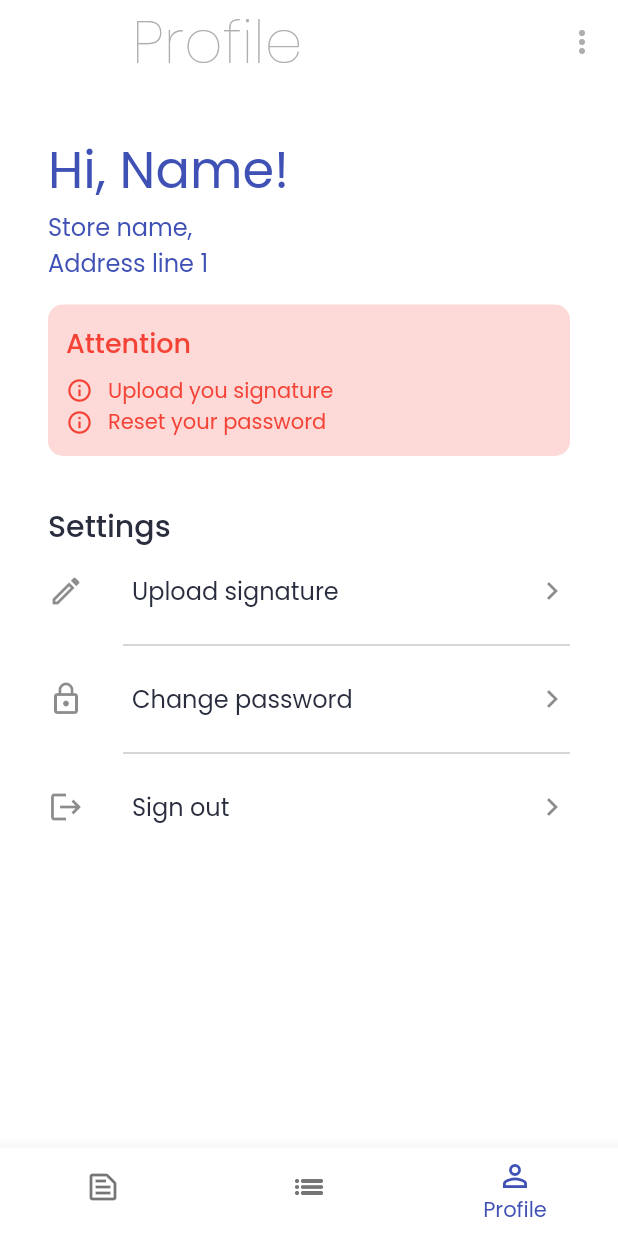
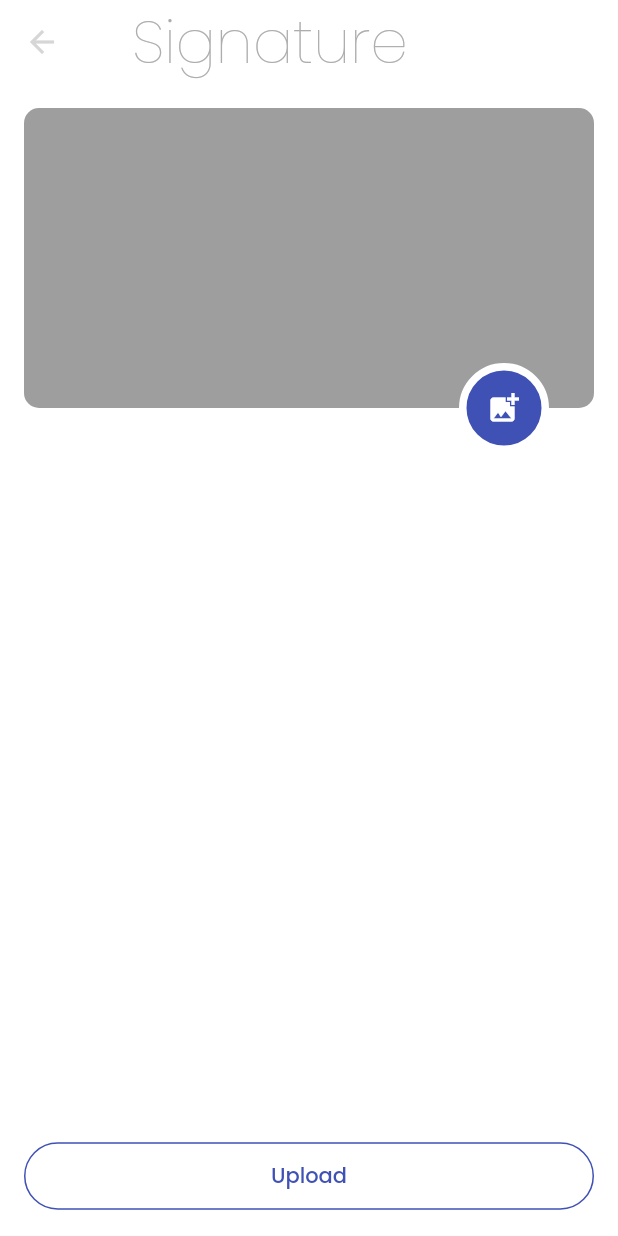
Before and after one commit to IamAKX/fastcheque, a Flutter app: the StaffHomeContainer screen opened by its route, item 3 of the bottom bar chosen, after a tap on "Upload signature", on a phone screen of 412 x 824 dp. Run offline on Flutter 3.47's test engine with Material 2 defaults, Android fonts, the phone set to English and light mode, and no system bars; our stand-ins replace dropdown_search, google_fonts.

Commit message:
Upload signature UI added

```diff
--- /dev/null
+++ b/lib/screens/common/upload_signature/upload_signature.dart
@@ -0,0 +1,82 @@
+import 'package:fastcheque/utils/color.dart';
+import 'package:fastcheque/utils/constants.dart';
+import 'package:fastcheque/widgets/heading.dart';
+import 'package:flutter/material.dart';
+
+class UploadSignature extends StatefulWidget {
+  static const String UPLOAD_SIGNATURE_ROUTE = '/uploadSignature';
+  const UploadSignature({Key? key}) : super(key: key);
+
+  @override
+  _UploadSignatureState createState() => _UploadSignatureState();
+}
+
+class _UploadSignatureState extends State<UploadSignature> {
+  @override
+  Widget build(BuildContext context) {
+    return Scaffold(
+      appBar: AppBar(
+        elevation: 0.0,
+        backgroundColor: bgColor,
+        centerTitle: false,
+        iconTheme: IconThemeData(
+          color: hintColor.withOpacity(0.5),
+        ),
+        title: Heading(
+          title: 'Signature',
+        ),
+      ),
+      body: SafeArea(
+        child: Padding(
+          padding: EdgeInsets.all(defaultPadding),
+          child: Column(
+            children: [
+              Stack(
+                children: [
+                  Container(
+                    height: 230,
+                    width: double.infinity,
+                  ),
+                  Container(
+                    height: 200,
+                    width: double.infinity,
+                    decoration: BoxDecoration(
+                      color: Colors.black38,
+                      borderRadius: BorderRadius.circular(10),
+                    ),
+                  ),
+                  Positioned(
+                    bottom: 0,
+                    right: 30,
+                    child: Container(
+                      alignment: Alignment.center,
+                      child: Icon(
+                        Icons.add_photo_alternate,
+                        color: bgColor,
+                      ),
+                      height: 60,
+                      width: 60,
+                      decoration: BoxDecoration(
+                        color: primaryColor,
+                        borderRadius: BorderRadius.circular(30),
+                        border: Border.all(color: bgColor, width: 5),
+                      ),
+                    ),
+                  ),
+                ],
+              ),
+              Spacer(),
+              SizedBox(
+                width: double.infinity,
+                child: OutlinedButton(
+                  onPressed: () => null,
+                  child: Text('Upload'),
+                ),
+              )
+            ],
+          ),
+        ),
+      ),
+    );
+  }
+}
--- a/lib/screens/staff/staff_profile/staff_profile.dart
+++ b/lib/screens/staff/staff_profile/staff_profile.dart
@@ -1,3 +1,4 @@
+import 'package:fastcheque/screens/common/upload_signature/upload_signature.dart';
 import 'package:fastcheque/utils/color.dart';
 import 'package:fastcheque/utils/constants.dart';
 import 'package:fastcheque/widgets/error_information.dart';
@@ -55,7 +56,8 @@ class _StaffProfileState extends State<StaffProfile> {
           title: Text('Upload signature'),
           leading: Icon(Icons.edit_outlined),
           trailing: Icon(Icons.keyboard_arrow_right_outlined),
-          onTap: () => null,
+          onTap: () => Navigator.of(context)
+              .pushNamed(UploadSignature.UPLOAD_SIGNATURE_ROUTE),
         ),
         Divider(
           color: hintColor,
--- a/lib/utils/navigator.dart
+++ b/lib/utils/navigator.dart
@@ -1,6 +1,7 @@
 import 'package:fastcheque/screens/common/forget_password/forget_password.dart';
 import 'package:fastcheque/screens/common/login/login_screen.dart';
 import 'package:fastcheque/screens/common/register/register_screen.dart';
+import 'package:fastcheque/screens/common/upload_signature/upload_signature.dart';
 import 'package:fastcheque/screens/staff/staff_home_container/staff_home_container.dart';
 import 'package:flutter/material.dart';
 
@@ -15,6 +16,8 @@ class NavRoute {
         return MaterialPageRoute(builder: (_) => ForgetPassword());
       case StaffHomeContainer.STAFF_HOME_CONTAINER_ROUTE:
         return MaterialPageRoute(builder: (_) => StaffHomeContainer());
+      case UploadSignature.UPLOAD_SIGNATURE_ROUTE:
+        return MaterialPageRoute(builder: (_) => UploadSignature());
 
       default:
         return _errorRoute();
```
